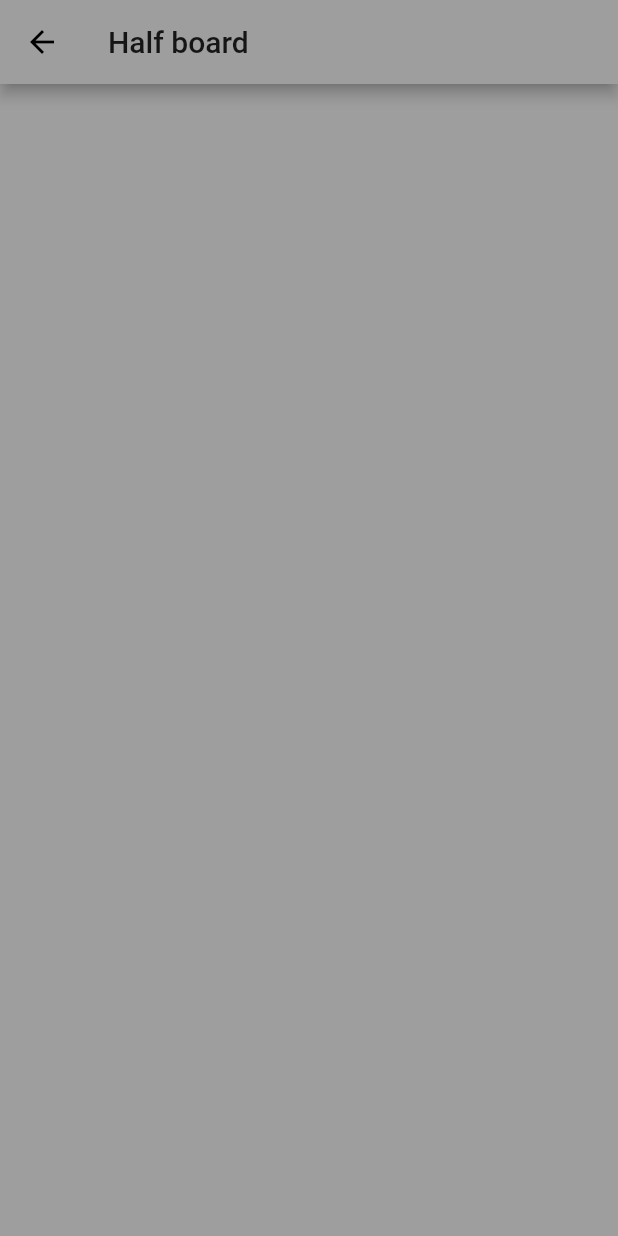
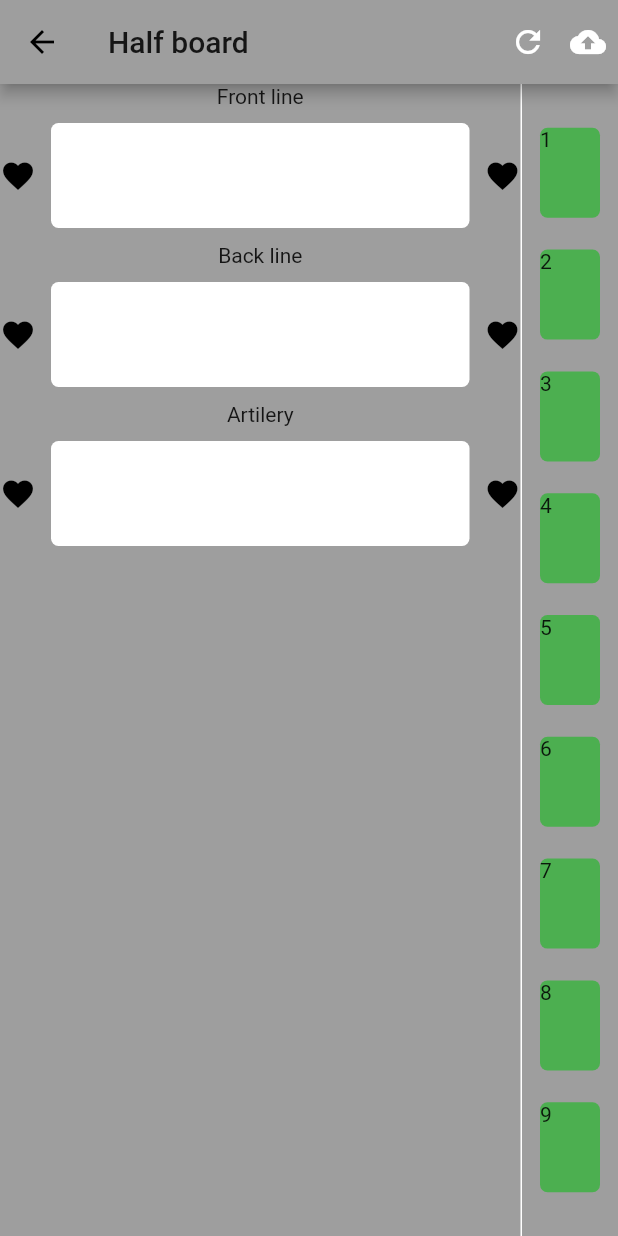
Before and after one commit to OBorovec-archive/app-GwentCalculatorApp, a Flutter app: the HalfBoardScreen screen opened directly, on a phone screen of 412 x 824 dp. Run offline on Flutter 3.47's test engine with Material 2 defaults, Android fonts, the phone set to English and light mode, and no system bars.

Commit message:
Card movement and battle lines

```diff
--- /dev/null
+++ b/lib/data/CardData.dart
@@ -0,0 +1,11 @@
+import 'package:flutter/material.dart';
+
+// Simple playing card model
+class CardData {
+  int value;
+
+  CardData({
+    @required this.value,
+  });
+
+}
--- a/lib/main.dart
+++ b/lib/main.dart
@@ -1,5 +1,5 @@
 import 'package:flutter/material.dart';
-import './screens/ModeScreen.dart';
+import 'package:gwent_calculator/screens/ModeScreen.dart';
 
 void main() => runApp(MyApp());
 
--- a/lib/screens/HalfBoardScreen.dart
+++ b/lib/screens/HalfBoardScreen.dart
@@ -1,4 +1,8 @@
 import 'package:flutter/material.dart';
+import 'package:gwent_calculator/widgets/CompleteCardLine.dart';
+import 'package:gwent_calculator/widgets/CardLine.dart';
+import 'package:gwent_calculator/widgets/PlayCard.dart';
+import 'package:gwent_calculator/data/CardData.dart';
 
 class HalfBoardScreen extends StatefulWidget {
   const HalfBoardScreen({Key key}) : super(key: key);
@@ -8,13 +12,145 @@ class HalfBoardScreen extends StatefulWidget {
 }
 
 class _HalfBoardScreenState extends State<HalfBoardScreen> {
+  List<CardData> frontLine = [];
+  List<CardData> backLine = [];
+  List<CardData> artileryLine = [];
+  List<CardData> options = [
+    new CardData(value: 1),
+    new CardData(value: 2),
+    new CardData(value: 3),
+    new CardData(value: 4),
+    new CardData(value: 5),
+    new CardData(value: 6),
+    new CardData(value: 7),
+    new CardData(value: 8),
+    new CardData(value: 9),
+  ];
+
+  Future<bool> _onWillPop() async {
+    return (await showDialog(
+          context: context,
+          builder: (context) => new AlertDialog(
+            title: new Text('Are you sure?'),
+            content: new Text('Do you want to exit an App'),
+            actions: <Widget>[
+              new FlatButton(
+                onPressed: () => Navigator.of(context).pop(false),
+                child: new Text('No'),
+              ),
+              new FlatButton(
+                onPressed: () => Navigator.of(context).pop(true),
+                child: new Text('Yes'),
+              ),
+            ],
+          ),
+        )) ??
+        false;
+  }
+
   @override
   Widget build(BuildContext context) {
-    return Scaffold(
-      appBar: AppBar(
-        title: Text("Half board"),
+    return new WillPopScope(
+      onWillPop: _onWillPop,
+      child: Scaffold(
+        appBar: AppBar(
+          title: Text("Half board"),
+          actions: <Widget>[
+            InkWell(
+              child: Padding(
+                padding: const EdgeInsets.all(8.0),
+                child: Icon(
+                  Icons.refresh,
+                  color: Colors.white,
+                ),
+              ),
+              splashColor: Colors.white,
+              onTap: () {},
+            ),
+            InkWell(
+              child: Padding(
+                padding: const EdgeInsets.all(8.0),
+                child: Icon(
+                  Icons.backup,
+                  color: Colors.white,
+                ),
+              ),
+              splashColor: Colors.white,
+              onTap: () {},
+            )
+          ],
+        ),
+        body: Container(
+          color: Colors.grey,
+          child: Row(
+            children: <Widget>[
+              Expanded(
+                flex: 1,
+                child: Container(
+                  child: Column(
+                    crossAxisAlignment: CrossAxisAlignment.stretch,
+                    children: <Widget>[
+                      CompleteCardLine(
+                        lineTitle: 'Front line',
+                        cardLine: frontLine,
+                        onCardsAdded: (cardData) {
+                          setState(() {
+                            frontLine.add(cardData);
+                          });
+                        },
+                      ),
+                      CompleteCardLine(
+                        lineTitle: 'Back line',
+                        cardLine: backLine,
+                        onCardsAdded: (cardData) {
+                          setState(() {
+                            backLine.add(cardData);
+                          });
+                        },
+                      ),
+                      CompleteCardLine(
+                        lineTitle: 'Artilery',
+                        cardLine: artileryLine,
+                        onCardsAdded: (cardData) {
+                          setState(() {
+                            artileryLine.add(cardData);
+                          });
+                        },
+                      ),
+                    ],
+                  ),
+                ),
+              ),
+              Container(
+                color: Colors.white,
+                width: 1,
+              ),
+              Container(
+                padding: const EdgeInsets.all(10),
+                child: Column(
+                  mainAxisAlignment: MainAxisAlignment.spaceEvenly,
+                  children: options
+                      .map(
+                        (item) => Draggable<CardData>(
+                          child: PlayCard(
+                            cardData: item,
+                          ),
+                          feedback: PlayCard(
+                            cardData: item,
+                          ),
+                          childWhenDragging: PlayCard(
+                            cardData: item,
+                          ),
+                          data: item,
+                        ),
+                      )
+                      .toList(),
+                ),
+              ),
+            ],
+          ),
+        ),
       ),
-      body: Container(color: Colors.grey),
     );
   }
 }
--- a/lib/screens/ModeScreen.dart
+++ b/lib/screens/ModeScreen.dart
@@ -1,6 +1,6 @@
 import 'package:flutter/material.dart';
-import './HalfBoardScreen.dart';
-import './FullBoardScreen.dart';
+import 'package:gwent_calculator/screens/HalfBoardScreen.dart';
+import 'package:gwent_calculator/screens/FullBoardScreen.dart';
 
 class ModePage extends StatelessWidget {
   ModePage({Key key, this.title}) : super(key: key);
--- /dev/null
+++ b/lib/widgets/CardLine.dart
@@ -0,0 +1,71 @@
+import 'package:flutter/material.dart';
+import 'package:gwent_calculator/widgets/PlayCard.dart';
+import 'package:gwent_calculator/data/CardData.dart';
+
+typedef Null CardAcceptCallback(CardData cardData);
+
+class CardLine extends StatefulWidget {
+  final List<CardData> cards;
+  final CardAcceptCallback onCardsAdded;
+
+  CardLine({
+    @required this.cards,
+    @required this.onCardsAdded,
+  });
+
+  @override
+  _CardLineState createState() => _CardLineState();
+}
+
+class _CardLineState extends State<CardLine> {
+  @override
+  Widget build(BuildContext context) {
+    return Container(
+      margin: const EdgeInsets.all(10),
+      constraints: BoxConstraints(minHeight: 70.0),
+      decoration: new BoxDecoration(
+        color: Colors.white,
+        borderRadius: new BorderRadius.all(
+          Radius.circular(5.0),
+        ),
+      ),
+      child: DragTarget<CardData>(
+        builder: (BuildContext context, List candidateData, List rejectedData) {
+          // In case of too many cards, use scroll view
+          // TODO: Compute the threshold dynamically
+          if (widget.cards.length > 5) {
+            return SingleChildScrollView(
+              scrollDirection: Axis.horizontal,
+              child: Row(
+                mainAxisAlignment: MainAxisAlignment.spaceEvenly,
+                children: widget.cards
+                    .map(
+                      (item) => PlayCard(
+                        cardData: item,
+                      ),
+                    )
+                    .toList(),
+              ),
+            );
+          } else {
+            return Row(
+              mainAxisAlignment: MainAxisAlignment.spaceEvenly,
+              children: widget.cards
+                  .map(
+                    (item) => PlayCard(
+                      cardData: item,
+                    ),
+                  )
+                  .toList(),
+            );
+          }
+        },
+        onAccept: (value) {
+          widget.onCardsAdded(
+            value,
+          );
+        },
+      ),
+    );
+  }
+}
--- /dev/null
+++ b/lib/widgets/CompleteCardLine.dart
@@ -0,0 +1,53 @@
+import 'package:flutter/material.dart';
+import 'package:gwent_calculator/widgets/CardLine.dart';
+import 'package:gwent_calculator/data/CardData.dart';
+
+typedef Null CardAcceptCallback(CardData cardData);
+
+class CompleteCardLine extends StatefulWidget {
+  final String lineTitle;
+  final List<CardData> cardLine;
+  final CardAcceptCallback onCardsAdded;
+
+  const CompleteCardLine(
+      {Key key, this.lineTitle, this.cardLine, this.onCardsAdded})
+      : super(key: key);
+
+  @override
+  _CompleteCardLineState createState() => _CompleteCardLineState();
+}
+
+class _CompleteCardLineState extends State<CompleteCardLine> {
+  @override
+  Widget build(BuildContext context) {
+    return Column(
+        crossAxisAlignment: CrossAxisAlignment.stretch,
+        children: <Widget>[
+          Text(
+            widget.lineTitle,
+            textAlign: TextAlign.center,
+          ),
+          Row(
+            children: <Widget>[
+              Icon(
+                Icons.favorite,
+                color: Colors.black,
+              ),
+              Expanded(
+                flex: 1,
+                child: CardLine(
+                  cards: widget.cardLine,
+                  onCardsAdded: (cardData) {
+                    widget.onCardsAdded(cardData);
+                  },
+                ),
+              ),
+              Icon(
+                Icons.favorite,
+                color: Colors.black,
+              ),
+            ],
+          ),
+        ]);
+  }
+}
--- /dev/null
+++ b/lib/widgets/PlayCard.dart
@@ -0,0 +1,36 @@
+import 'package:flutter/material.dart';
+import 'package:gwent_calculator/data/CardData.dart';
+
+class PlayCard extends StatefulWidget {
+  final CardData cardData;
+  PlayCard({
+    @required this.cardData,
+  });
+
+  @override
+  _PlayCardState createState() => _PlayCardState();
+}
+
+class _PlayCardState extends State<PlayCard> {
+  @override
+  Widget build(BuildContext context) {
+    return Container(
+      padding: const EdgeInsets.all(2),
+      color: Colors.transparent,
+      child: new Container(
+        constraints: BoxConstraints(
+            // maxWidth: 200.0,
+            // maxHeight: 300.0,
+            minWidth: 40.0,
+            minHeight: 60.0),
+        decoration: new BoxDecoration(
+          color: Colors.green,
+          borderRadius: new BorderRadius.all(
+            Radius.circular(5.0),
+          ),
+        ),
+        child: Text(widget.cardData.value.toString()),
+      ),
+    );
+  }
+}
```
Also changed, not shown: 1 other file.
